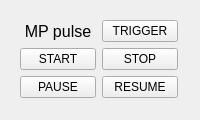
Above: src/ui-qt-yoyek/base/wgt_process_control.ui from ptroja/mrrocpp before the change. Below: the same form after it.
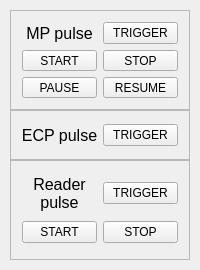
That is the form after the change.

Commit message: ui-qt process control wisget changed

Diff of the .ui file:
```diff
--- a/src/ui-qt-yoyek/base/wgt_process_control.ui
+++ b/src/ui-qt-yoyek/base/wgt_process_control.ui
@@ -7,23 +7,23 @@
     <x>0</x>
     <y>0</y>
     <width>200</width>
-    <height>120</height>
+    <height>270</height>
    </rect>
   </property>
   <property name="minimumSize">
    <size>
     <width>200</width>
-    <height>120</height>
+    <height>270</height>
    </size>
   </property>
   <property name="windowTitle">
    <string>wgt_process_control</string>
   </property>
-  <widget class="QWidget" name="widget" native="true">
+  <widget class="QFrame" name="frame">
    <property name="geometry">
     <rect>
-     <x>9</x>
-     <y>9</y>
+     <x>10</x>
+     <y>10</y>
      <width>180</width>
      <height>100</height>
     </rect>
@@ -34,6 +34,15 @@
      <height>100</height>
     </size>
    </property>
+   <property name="frameShape">
+    <enum>QFrame::StyledPanel</enum>
+   </property>
+   <property name="frameShadow">
+    <enum>QFrame::Raised</enum>
+   </property>
+   <property name="lineWidth">
+    <number>1</number>
+   </property>
    <layout class="QGridLayout" name="gridLayout">
     <item row="0" column="0">
      <widget class="QLabel" name="label">
@@ -87,6 +96,124 @@
     </item>
    </layout>
   </widget>
+  <widget class="QFrame" name="frame_2">
+   <property name="geometry">
+    <rect>
+     <x>10</x>
+     <y>110</y>
+     <width>180</width>
+     <height>50</height>
+    </rect>
+   </property>
+   <property name="maximumSize">
+    <size>
+     <width>180</width>
+     <height>100</height>
+    </size>
+   </property>
+   <property name="autoFillBackground">
+    <bool>false</bool>
+   </property>
+   <property name="frameShape">
+    <enum>QFrame::StyledPanel</enum>
+   </property>
+   <property name="frameShadow">
+    <enum>QFrame::Raised</enum>
+   </property>
+   <property name="lineWidth">
+    <number>1</number>
+   </property>
+   <layout class="QGridLayout" name="gridLayout_2">
+    <item row="0" column="1">
+     <widget class="QPushButton" name="ecp_trigger_pushButton">
+      <property name="text">
+       <string>TRIGGER</string>
+      </property>
+     </widget>
+    </item>
+    <item row="0" column="0">
+     <widget class="QLabel" name="label_2">
+      <property name="font">
+       <font>
+        <pointsize>12</pointsize>
+       </font>
+      </property>
+      <property name="text">
+       <string>ECP pulse</string>
+      </property>
+      <property name="alignment">
+       <set>Qt::AlignCenter</set>
+      </property>
+     </widget>
+    </item>
+   </layout>
+  </widget>
+  <widget class="QFrame" name="frame_3">
+   <property name="geometry">
+    <rect>
+     <x>10</x>
+     <y>160</y>
+     <width>180</width>
+     <height>100</height>
+    </rect>
+   </property>
+   <property name="maximumSize">
+    <size>
+     <width>180</width>
+     <height>100</height>
+    </size>
+   </property>
+   <property name="frameShape">
+    <enum>QFrame::StyledPanel</enum>
+   </property>
+   <property name="frameShadow">
+    <enum>QFrame::Raised</enum>
+   </property>
+   <property name="lineWidth">
+    <number>1</number>
+   </property>
+   <layout class="QGridLayout" name="gridLayout_3">
+    <item row="0" column="1">
+     <widget class="QPushButton" name="reader_trigger_pushButton">
+      <property name="text">
+       <string>TRIGGER</string>
+      </property>
+     </widget>
+    </item>
+    <item row="1" column="1">
+     <widget class="QPushButton" name="reader_stop_pushButton">
+      <property name="text">
+       <string>STOP</string>
+      </property>
+     </widget>
+    </item>
+    <item row="0" column="0">
+     <widget class="QLabel" name="label_3">
+      <property name="font">
+       <font>
+        <pointsize>12</pointsize>
+       </font>
+      </property>
+      <property name="text">
+       <string>Reader pulse</string>
+      </property>
+      <property name="alignment">
+       <set>Qt::AlignCenter</set>
+      </property>
+      <property name="wordWrap">
+       <bool>true</bool>
+      </property>
+     </widget>
+    </item>
+    <item row="1" column="0">
+     <widget class="QPushButton" name="reader_start_pushButton">
+      <property name="text">
+       <string>START</string>
+      </property>
+     </widget>
+    </item>
+   </layout>
+  </widget>
  </widget>
  <layoutdefault spacing="6" margin="11"/>
  <resources/>
```
